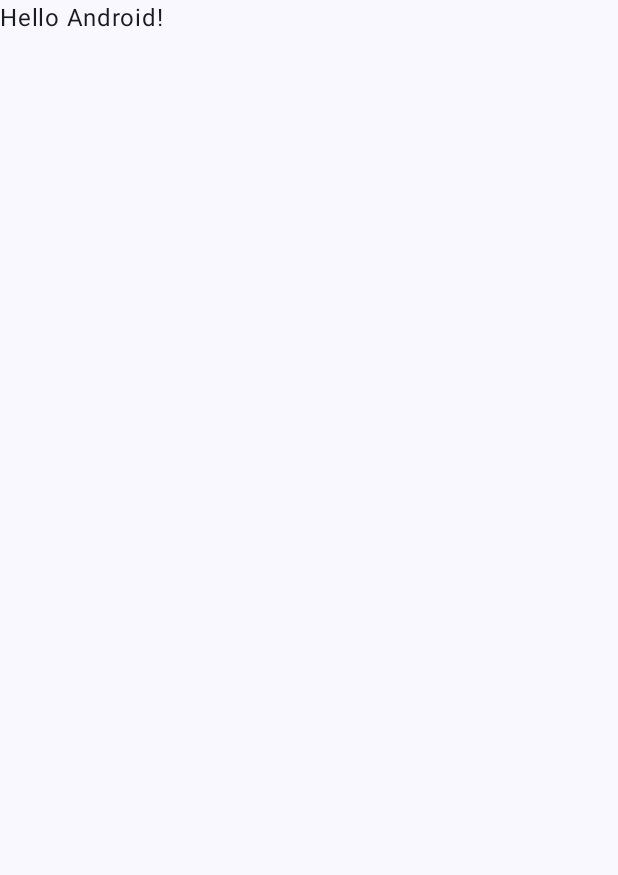
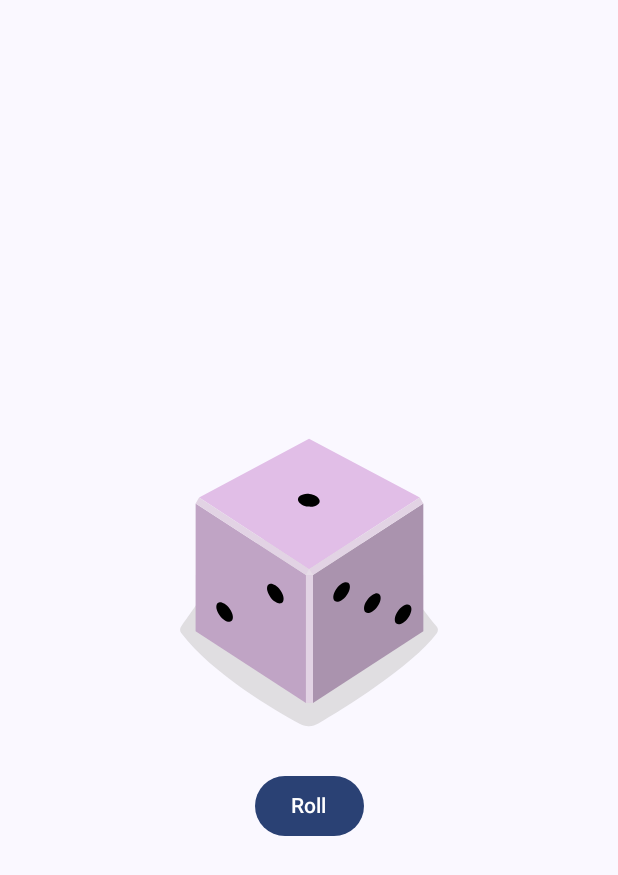
Before and after one commit to HetRed31/mobile, an Android app built with Jetpack Compose: the screen it shows after launch (MainActivity), on a phone screen of 412 x 824 dp. Before the commit the part shown is almost empty. Shown: the top 875 px of the screen. Run offline under Robolectric (Android 15) with nearby library versions, the phone set to English and light mode, and no system bars.

Commit message:
5_1 complete

```diff
--- a/dice_roller_5_1/src/main/java/com/example/dice_roller_5_1/MainActivity.kt
+++ b/dice_roller_5_1/src/main/java/com/example/dice_roller_5_1/MainActivity.kt
@@ -4,12 +4,23 @@ import android.os.Bundle
 import androidx.activity.ComponentActivity
 import androidx.activity.compose.setContent
 import androidx.activity.enableEdgeToEdge
+import androidx.compose.foundation.Image
+import androidx.compose.foundation.layout.Column
 import androidx.compose.foundation.layout.fillMaxSize
-import androidx.compose.foundation.layout.padding
-import androidx.compose.material3.Scaffold
+import androidx.compose.foundation.layout.wrapContentSize
+import androidx.compose.material3.Button
+import androidx.compose.material3.MaterialTheme
+import androidx.compose.material3.Surface
 import androidx.compose.material3.Text
 import androidx.compose.runtime.Composable
+import androidx.compose.runtime.getValue
+import androidx.compose.runtime.mutableIntStateOf
+import androidx.compose.runtime.remember
+import androidx.compose.runtime.setValue
+import androidx.compose.ui.Alignment
 import androidx.compose.ui.Modifier
+import androidx.compose.ui.res.painterResource
+import androidx.compose.ui.res.stringResource
 import androidx.compose.ui.tooling.preview.Preview
 import com.example.dice_roller_5_1.ui.theme.Lab4Theme
 
@@ -19,29 +30,50 @@ class MainActivity : ComponentActivity() {
         enableEdgeToEdge()
         setContent {
             Lab4Theme {
-                Scaffold(modifier = Modifier.fillMaxSize()) { innerPadding ->
-                    Greeting(
-                        name = "Android",
-                        modifier = Modifier.padding(innerPadding)
-                    )
+                Surface(
+                    modifier = Modifier.fillMaxSize(),
+                    color = MaterialTheme.colorScheme.background
+                ) {
+                    DiceRollerApp()
                 }
+
             }
         }
     }
 }
 
+
+@Preview
 @Composable
-fun Greeting(name: String, modifier: Modifier = Modifier) {
-    Text(
-        text = "Hello $name!",
-        modifier = modifier
+fun DiceRollerApp() {
+    DiceWithButtonAndImage(modifier = Modifier
+        .fillMaxSize()
+        .wrapContentSize(Alignment.Center)
     )
 }
 
-@Preview(showBackground = true)
 @Composable
-fun GreetingPreview() {
-    Lab4Theme {
-        Greeting("Android")
+fun DiceWithButtonAndImage(modifier: Modifier = Modifier) {
+    var result by remember { mutableIntStateOf( 1) }
+    val imageResource = when(result) {
+        1 -> R.drawable.dice_1
+        2 -> R.drawable.dice_2
+        3 -> R.drawable.dice_3
+        4 -> R.drawable.dice_4
+        5 -> R.drawable.dice_5
+        else -> R.drawable.dice_6
     }
+    Column(
+        modifier = modifier,
+        horizontalAlignment = Alignment.CenterHorizontally
+    ) {
+        Image(
+            painter = painterResource(imageResource),
+            contentDescription = result.toString()
+        )
+        Button(onClick = { result = (1..6).random() }) {
+            Text(stringResource(R.string.roll))
+        }
+    }
+
 }
--- /dev/null
+++ b/dice_roller_5_1/src/main/res/drawable/dice_1.xml
@@ -0,0 +1,66 @@
+<!--
+  ~ Copyright 2022, The Android Open Source Project
+  ~
+  ~ Licensed under the Apache License, Version 2.0 (the "License");
+  ~ you may not use this file except in compliance with the License.
+  ~ You may obtain a copy of the License at
+  ~
+  ~     http://www.apache.org/licenses/LICENSE-2.0
+  ~
+  ~ Unless required by applicable law or agreed to in writing, software
+  ~ distributed under the License is distributed on an "AS IS" BASIS,
+  ~ WITHOUT WARRANTIES OR CONDITIONS OF ANY KIND, either express or implied.
+  ~ See the License for the specific language governing permissions and
+  ~ limitations under the License.
+  -->
+
+<vector xmlns:android="http://schemas.android.com/apk/res/android"
+    android:width="200dp"
+    android:height="250dp"
+    android:viewportWidth="800"
+    android:viewportHeight="1000">
+    <path
+        android:fillAlpha="0.5"
+        android:fillColor="#C5C4C4"
+        android:pathData="M740.8,635.42c-68.27,90.47 -249.77,201.76 -316,240.63a50.7,50.7 0,0 1,-49.93 0.81c-64.19,-35 -234.09,-133.88 -315.65,-242a14.69,14.69 0,0 1,-0.12 -17.49c77.58,-106.29 159.67,-258.89 341.06,-258.89 182,0 242.19,139.08 340.27,258.88A14.62,14.62 0,0 1,740.8 635.42Z"
+        android:strokeAlpha="0.5" />
+    <path
+        android:fillColor="#AA93AE"
+        android:pathData="M704.9,630l-294.29,191.06l0,-340.85l294.29,-191.06l0,340.85z" />
+    <path
+        android:fillColor="#C0A4C5"
+        android:pathData="M97.59,630l294.29,191.06l0,-340.85l-294.29,-191.06l0,340.85z" />
+    <path
+        android:fillColor="#E1BEE7"
+        android:pathData="M400.14,464.73l-293.19,-191.45l293.19,-156.31l295.39,156.31l-295.39,191.45z" />
+    <path
+        android:fillColor="#E2D3E4"
+        android:pathData="M106.95,273.28l-9.36,15.87l294.29,191.06l8.26,-15.48l-293.19,-191.45z" />
+    <path
+        android:fillColor="#E2D3E4"
+        android:pathData="M695.53,273.28l9.37,15.87l-294.29,191.06l-10.47,-15.48l295.39,-191.45z" />
+    <path
+        android:fillColor="#E2D3E4"
+        android:pathData="M391.88,480.21h18.73v340.85h-18.73z" />
+    <path
+        android:fillColor="#E7DCE8"
+        android:pathData="M400.14,464.73l-8.26,15.48l18.73,0l-10.47,-15.48z" />
+    <path
+        android:fillColor="#000000"
+        android:pathData="M397.45,297.62a16.9,28.71 97.07,1 0,4.16 -33.54a16.9,28.71 97.07,1 0,-4.16 33.54z" />
+    <path
+        android:fillColor="#000000"
+        android:pathData="M297.17,539.02a30.12,16.11 53.82,1 0,26.01 -19.02a30.12,16.11 53.82,1 0,-26.01 19.02z" />
+    <path
+        android:fillColor="#000000"
+        android:pathData="M161.96,588.24a30.12,16.11 53.82,1 0,26.01 -19.02a30.12,16.11 53.82,1 0,-26.01 19.02z" />
+    <path
+        android:fillColor="#000000"
+        android:pathData="M551.15,579.45a30.12,16.11 126.18,1 0,35.56 -48.62a30.12,16.11 126.18,1 0,-35.56 48.62z" />
+    <path
+        android:fillColor="#000000"
+        android:pathData="M469.12,549.58a30.12,16.11 126.18,1 0,35.56 -48.62a30.12,16.11 126.18,1 0,-35.56 48.62z" />
+    <path
+        android:fillColor="#000000"
+        android:pathData="M633.17,609.29a30.12,16.11 126.18,1 0,35.56 -48.62a30.12,16.11 126.18,1 0,-35.56 48.62z" />
+</vector>
--- /dev/null
+++ b/dice_roller_5_1/src/main/res/drawable/dice_2.xml
@@ -0,0 +1,66 @@
+<!--
+  ~ Copyright 2022, The Android Open Source Project
+  ~
+  ~ Licensed under the Apache License, Version 2.0 (the "License");
+  ~ you may not use this file except in compliance with the License.
+  ~ You may obtain a copy of the License at
+  ~
+  ~     http://www.apache.org/licenses/LICENSE-2.0
+  ~
+  ~ Unless required by applicable law or agreed to in writing, software
+  ~ distributed under the License is distributed on an "AS IS" BASIS,
+  ~ WITHOUT WARRANTIES OR CONDITIONS OF ANY KIND, either express or implied.
+  ~ See the License for the specific language governing permissions and
+  ~ limitations under the License.
+  -->
+
+<vector xmlns:android="http://schemas.android.com/apk/res/android"
+    android:width="200dp"
+    android:height="250dp"
+    android:viewportWidth="800"
+    android:viewportHeight="1000">
+    <path
+        android:fillAlpha="0.5"
+        android:fillColor="#C5C4C4"
+        android:pathData="M740.8,635.42c-68.27,90.47 -249.77,201.76 -316,240.63a50.7,50.7 0,0 1,-49.93 0.81c-64.19,-35 -234.09,-133.88 -315.65,-242a14.69,14.69 0,0 1,-0.12 -17.49c77.58,-106.29 159.67,-258.89 341.06,-258.89 182,0 242.19,139.08 340.27,258.88A14.62,14.62 0,0 1,740.8 635.42Z"
+        android:strokeAlpha="0.5" />
+    <path
+        android:fillColor="#AA93AE"
+        android:pathData="M704.9,630l-294.29,191.06l0,-340.85l294.29,-191.06l0,340.85z" />
+    <path
+        android:fillColor="#C0A4C5"
+        android:pathData="M97.59,630l294.29,191.06l0,-340.85l-294.29,-191.06l0,340.85z" />
+    <path
+        android:fillColor="#E1BEE7"
+        android:pathData="M400.14,464.73l-293.19,-191.45l293.19,-156.31l295.39,156.31l-295.39,191.45z" />
+    <path
+        android:fillColor="#E2D3E4"
+        android:pathData="M106.95,273.28l-9.36,15.87l294.29,191.06l8.26,-15.48l-293.19,-191.45z" />
+    <path
+        android:fillColor="#E2D3E4"
+        android:pathData="M695.53,273.28l9.37,15.87l-294.29,191.06l-10.47,-15.48l295.39,-191.45z" />
+    <path
+        android:fillColor="#E2D3E4"
+        android:pathData="M391.88,480.21h18.73v340.85h-18.73z" />
+    <path
+        android:fillColor="#E7DCE8"
+        android:pathData="M400.14,464.73l-8.26,15.48l18.73,0l-10.47,-15.48z" />
+    <path
+        android:fillColor="#000000"
+        android:pathData="M520.85,303.25a16.9,28.71 97.07,1 0,4.16 -33.54a16.9,28.71 97.07,1 0,-4.16 33.54z" />
+    <path
+        android:fillColor="#000000"
+        android:pathData="M273.33,291.99a16.9,28.71 97.07,1 0,4.16 -33.54a16.9,28.71 97.07,1 0,-4.16 33.54z" />
+    <path
+        android:fillColor="#000000"
+        android:pathData="M229.56,563.64a30.12,16.11 53.82,1 0,26.01 -19.02a30.12,16.11 53.82,1 0,-26.01 19.02z" />
+    <path
+        android:fillColor="#000000"
+        android:pathData="M311.58,533.77a30.12,16.11 53.82,1 0,26.01 -19.02a30.12,16.11 53.82,1 0,-26.01 19.02z" />
+    <path
+        android:fillColor="#000000"
+        android:pathData="M147.54,593.49a30.12,16.11 53.82,1 0,26.01 -19.02a30.12,16.11 53.82,1 0,-26.01 19.02z" />
+    <path
+        android:fillColor="#000000"
+        android:pathData="M551.15,579.45a30.12,16.11 126.18,1 0,35.56 -48.62a30.12,16.11 126.18,1 0,-35.56 48.62z" />
+</vector>
--- /dev/null
+++ b/dice_roller_5_1/src/main/res/drawable/dice_3.xml
@@ -0,0 +1,66 @@
+<!--
+  ~ Copyright 2022, The Android Open Source Project
+  ~
+  ~ Licensed under the Apache License, Version 2.0 (the "License");
+  ~ you may not use this file except in compliance with the License.
+  ~ You may obtain a copy of the License at
+  ~
+  ~     http://www.apache.org/licenses/LICENSE-2.0
+  ~
+  ~ Unless required by applicable law or agreed to in writing, software
+  ~ distributed under the License is distributed on an "AS IS" BASIS,
+  ~ WITHOUT WARRANTIES OR CONDITIONS OF ANY KIND, either express or implied.
+  ~ See the License for the specific language governing permissions and
+  ~ limitations under the License.
+  -->
+
+<vector xmlns:android="http://schemas.android.com/apk/res/android"
+    android:width="200dp"
+    android:height="250dp"
+    android:viewportWidth="800"
+    android:viewportHeight="1000">
+    <path
+        android:fillAlpha="0.5"
+        android:fillColor="#C5C4C4"
+        android:pathData="M740.8,635.42c-68.27,90.47 -249.77,201.76 -316,240.63a50.7,50.7 0,0 1,-49.93 0.81c-64.19,-35 -234.09,-133.88 -315.65,-242a14.69,14.69 0,0 1,-0.12 -17.49c77.58,-106.29 159.67,-258.89 341.06,-258.89 182,0 242.19,139.08 340.27,258.88A14.62,14.62 0,0 1,740.8 635.42Z"
+        android:strokeAlpha="0.5" />
+    <path
+        android:fillColor="#AA93AE"
+        android:pathData="M704.9,630l-294.29,191.06l0,-340.85l294.29,-191.06l0,340.85z" />
+    <path
+        android:fillColor="#C0A4C5"
+        android:pathData="M97.59,630l294.29,191.06l0,-340.85l-294.29,-191.06l0,340.85z" />
+    <path
+        android:fillColor="#E1BEE7"
+        android:pathData="M400.14,464.73l-293.19,-191.45l293.19,-156.31l295.39,156.31l-295.39,191.45z" />
+    <path
+        android:fillColor="#E2D3E4"
+        android:pathData="M106.95,273.28l-9.36,15.87l294.29,191.06l8.26,-15.48l-293.19,-191.45z" />
+    <path
+        android:fillColor="#E2D3E4"
+        android:pathData="M695.53,273.28l9.37,15.87l-294.29,191.06l-10.47,-15.48l295.39,-191.45z" />
+    <path
+        android:fillColor="#E2D3E4"
+        android:pathData="M391.88,480.21h18.73v340.85h-18.73z" />
+    <path
+        android:fillColor="#E7DCE8"
+        android:pathData="M400.14,464.73l-8.26,15.48l18.73,0l-10.47,-15.48z" />
+    <path
+        android:fillColor="#000000"
+        android:pathData="M398.11,297.62a16.9,28.71 97.07,1 0,4.16 -33.54a16.9,28.71 97.07,1 0,-4.16 33.54z" />
+    <path
+        android:fillColor="#000000"
+        android:pathData="M548.27,304.46a16.9,28.71 97.07,1 0,4.16 -33.54a16.9,28.71 97.07,1 0,-4.16 33.54z" />
+    <path
+        android:fillColor="#000000"
+        android:pathData="M247.95,290.79a16.9,28.71 97.07,1 0,4.16 -33.54a16.9,28.71 97.07,1 0,-4.16 33.54z" />
+    <path
+        android:fillColor="#000000"
+        android:pathData="M229.56,563.64a30.12,16.11 53.82,1 0,26.01 -19.02a30.12,16.11 53.82,1 0,-26.01 19.02z" />
+    <path
+        android:fillColor="#000000"
+        android:pathData="M483.54,554.83a30.12,16.11 126.18,1 0,35.56 -48.62a30.12,16.11 126.18,1 0,-35.56 48.62z" />
+    <path
+        android:fillColor="#000000"
+        android:pathData="M618.75,604.04a30.12,16.11 126.18,1 0,35.56 -48.62a30.12,16.11 126.18,1 0,-35.56 48.62z" />
+</vector>
--- /dev/null
+++ b/dice_roller_5_1/src/main/res/drawable/dice_4.xml
@@ -0,0 +1,69 @@
+<!--
+  ~ Copyright 2022, The Android Open Source Project
+  ~
+  ~ Licensed under the Apache License, Version 2.0 (the "License");
+  ~ you may not use this file except in compliance with the License.
+  ~ You may obtain a copy of the License at
+  ~
+  ~     http://www.apache.org/licenses/LICENSE-2.0
+  ~
+  ~ Unless required by applicable law or agreed to in writing, software
+  ~ distributed under the License is distributed on an "AS IS" BASIS,
+  ~ WITHOUT WARRANTIES OR CONDITIONS OF ANY KIND, either express or implied.
+  ~ See the License for the specific language governing permissions and
+  ~ limitations under the License.
+  -->
+
+<vector xmlns:android="http://schemas.android.com/apk/res/android"
+    android:width="200dp"
+    android:height="250dp"
+    android:viewportWidth="800"
+    android:viewportHeight="1000">
+    <path
+        android:fillAlpha="0.5"
+        android:fillColor="#C5C4C4"
+        android:pathData="M740.8,635.42c-68.27,90.47 -249.77,201.76 -316,240.63a50.7,50.7 0,0 1,-49.93 0.81c-64.19,-35 -234.09,-133.88 -315.65,-242a14.69,14.69 0,0 1,-0.12 -17.49c77.58,-106.29 159.67,-258.89 341.06,-258.89 182,0 242.19,139.08 340.27,258.88A14.62,14.62 0,0 1,740.8 635.42Z"
+        android:strokeAlpha="0.5" />
+    <path
+        android:fillColor="#AA93AE"
+        android:pathData="M704.9,630l-294.29,191.06l0,-340.85l294.29,-191.06l0,340.85z" />
+    <path
+        android:fillColor="#C0A4C5"
+        android:pathData="M97.59,630l294.29,191.06l0,-340.85l-294.29,-191.06l0,340.85z" />
+    <path
+        android:fillColor="#E1BEE7"
+        android:pathData="M400.14,464.73l-293.19,-191.45l293.19,-156.31l295.39,156.31l-295.39,191.45z" />
+    <path
+        android:fillColor="#E2D3E4"
+        android:pathData="M106.95,273.28l-9.36,15.87l294.29,191.06l8.26,-15.48l-293.19,-191.45z" />
+    <path
+        android:fillColor="#E2D3E4"
+        android:pathData="M695.53,273.28l9.37,15.87l-294.29,191.06l-10.47,-15.48l295.39,-191.45z" />
+    <path
+        android:fillColor="#E2D3E4"
+        android:pathData="M391.88,480.21h18.73v340.85h-18.73z" />
+    <path
+        android:fillColor="#E7DCE8"
+        android:pathData="M400.14,464.73l-8.26,15.48l18.73,0l-10.47,-15.48z" />
+    <path
+        android:fillColor="#000000"
+        android:pathData="M530.08,303.65a16.9,28.71 97.07,1 0,4.16 -33.54a16.9,28.71 97.07,1 0,-4.16 33.54z" />
+    <path
+        android:fillColor="#000000"
+        android:pathData="M389.68,218.17a16.9,28.71 97.07,1 0,4.16 -33.54a16.9,28.71 97.07,1 0,-4.16 33.54z" />
+    <path
+        android:fillColor="#000000"
+        android:pathData="M405.35,377.09a16.9,28.71 97.07,1 0,4.16 -33.54a16.9,28.71 97.07,1 0,-4.16 33.54z" />
+    <path
+        android:fillColor="#000000"
+        android:pathData="M264.95,291.6a16.9,28.71 97.07,1 0,4.16 -33.54a16.9,28.71 97.07,1 0,-4.16 33.54z" />
+    <path
+        android:fillColor="#000000"
+        android:pathData="M297.17,541.59a30.12,16.11 53.82,1 0,26.01 -19.02a30.12,16.11 53.82,1 0,-26.01 19.02z" />
+    <path
+        android:fillColor="#000000"
+        android:pathData="M161.96,590.81a30.12,16.11 53.82,1 0,26.01 -19.02a30.12,16.11 53.82,1 0,-26.01 19.02z" />
+    <path
+        android:fillColor="#000000"
+        android:pathData="M551.15,579.45a30.12,16.11 126.18,1 0,35.56 -48.62a30.12,16.11 126.18,1 0,-35.56 48.62z" />
+</vector>
--- /dev/null
+++ b/dice_roller_5_1/src/main/res/drawable/dice_5.xml
@@ -0,0 +1,75 @@
+<!--
+  ~ Copyright 2022, The Android Open Source Project
+  ~
+  ~ Licensed under the Apache License, Version 2.0 (the "License");
+  ~ you may not use this file except in compliance with the License.
+  ~ You may obtain a copy of the License at
+  ~
+  ~     http://www.apache.org/licenses/LICENSE-2.0
+  ~
+  ~ Unless required by applicable law or agreed to in writing, software
+  ~ distributed under the License is distributed on an "AS IS" BASIS,
+  ~ WITHOUT WARRANTIES OR CONDITIONS OF ANY KIND, either express or implied.
+  ~ See the License for the specific language governing permissions and
+  ~ limitations under the License.
+  -->
+
+<vector xmlns:android="http://schemas.android.com/apk/res/android"
+    android:width="200dp"
+    android:height="250dp"
+    android:viewportWidth="800"
+    android:viewportHeight="1000">
+    <path
+        android:fillAlpha="0.5"
+        android:fillColor="#C5C4C4"
+        android:pathData="M740.8,635.42c-68.27,90.47 -249.77,201.76 -316,240.63a50.7,50.7 0,0 1,-49.93 0.81c-64.19,-35 -234.09,-133.88 -315.65,-242a14.69,14.69 0,0 1,-0.12 -17.49c77.58,-106.29 159.67,-258.89 341.06,-258.89 182,0 242.19,139.08 340.27,258.88A14.62,14.62 0,0 1,740.8 635.42Z"
+        android:strokeAlpha="0.5" />
+    <path
+        android:fillColor="#AA93AE"
+        android:pathData="M704.9,630l-294.29,191.06l0,-340.85l294.29,-191.06l0,340.85z" />
+    <path
+        android:fillColor="#C0A4C5"
+        android:pathData="M97.59,630l294.29,191.06l0,-340.85l-294.29,-191.06l0,340.85z" />
+    <path
+        android:fillColor="#E1BEE7"
+        android:pathData="M400.14,464.73l-293.19,-191.45l293.19,-156.31l295.39,156.31l-295.39,191.45z" />
+    <path
+        android:fillColor="#E2D3E4"
+        android:pathData="M106.95,273.28l-9.36,15.87l294.29,191.06l8.26,-15.48l-293.19,-191.45z" />
+    <path
+        android:fillColor="#E2D3E4"
+        android:pathData="M695.53,273.28l9.37,15.87l-294.29,191.06l-10.47,-15.48l295.39,-191.45z" />
+    <path
+        android:fillColor="#E2D3E4"
+        android:pathData="M391.88,480.21h18.73v340.85h-18.73z" />
+    <path
+        android:fillColor="#E7DCE8"
+        android:pathData="M400.14,464.73l-8.26,15.48l18.73,0l-10.47,-15.48z" />
+    <path
+        android:fillColor="#000000"
+        android:pathData="M397.05,297.63a16.9,28.71 97.07,1 0,4.16 -33.54a16.9,28.71 97.07,1 0,-4.16 33.54z" />
+    <path
+        android:fillColor="#000000"
+        android:pathData="M547.21,304.45a16.9,28.71 97.07,1 0,4.16 -33.54a16.9,28.71 97.07,1 0,-4.16 33.54z" />
+    <path
+        android:fillColor="#000000"
+        android:pathData="M388.17,207.62a16.9,28.71 97.07,1 0,4.16 -33.54a16.9,28.71 97.07,1 0,-4.16 33.54z" />
+    <path
+        android:fillColor="#000000"
+        android:pathData="M405.93,387.62a16.9,28.71 97.07,1 0,4.16 -33.54a16.9,28.71 97.07,1 0,-4.16 33.54z" />
+    <path
+        android:fillColor="#000000"
+        android:pathData="M246.89,290.79a16.9,28.71 97.07,1 0,4.16 -33.54a16.9,28.71 97.07,1 0,-4.16 33.54z" />
+    <path
+        android:fillColor="#000000"
+        android:pathData="M229.56,563.64a30.12,16.11 53.82,1 0,26.01 -19.02a30.12,16.11 53.82,1 0,-26.01 19.02z" />
+    <path
+        android:fillColor="#000000"
+        android:pathData="M551.15,579.45a30.12,16.11 126.18,1 0,35.56 -48.62a30.12,16.11 126.18,1 0,-35.56 48.62z" />
+    <path
+        android:fillColor="#000000"
+        android:pathData="M469.12,549.58a30.12,16.11 126.18,1 0,35.56 -48.62a30.12,16.11 126.18,1 0,-35.56 48.62z" />
+    <path
+        android:fillColor="#000000"
+        android:pathData="M633.17,609.29a30.12,16.11 126.18,1 0,35.56 -48.62a30.12,16.11 126.18,1 0,-35.56 48.62z" />
+</vector>
--- /dev/null
+++ b/dice_roller_5_1/src/main/res/drawable/dice_6.xml
@@ -0,0 +1,81 @@
+<!--
+  ~ Copyright 2022, The Android Open Source Project
+  ~
+  ~ Licensed under the Apache License, Version 2.0 (the "License");
+  ~ you may not use this file except in compliance with the License.
+  ~ You may obtain a copy of the License at
+  ~
+  ~     http://www.apache.org/licenses/LICENSE-2.0
+  ~
+  ~ Unless required by applicable law or agreed to in writing, software
+  ~ distributed under the License is distributed on an "AS IS" BASIS,
+  ~ WITHOUT WARRANTIES OR CONDITIONS OF ANY KIND, either express or implied.
+  ~ See the License for the specific language governing permissions and
+  ~ limitations under the License.
+  -->
+
+<vector xmlns:android="http://schemas.android.com/apk/res/android"
+    android:width="200dp"
+    android:height="250dp"
+    android:viewportWidth="800"
+    android:viewportHeight="1000">
+    <path
+        android:fillAlpha="0.5"
+        android:fillColor="#C5C4C4"
+        android:pathData="M740.8,635.42c-68.27,90.47 -249.77,201.76 -316,240.63a50.7,50.7 0,0 1,-49.93 0.81c-64.19,-35 -234.09,-133.88 -315.65,-242a14.69,14.69 0,0 1,-0.12 -17.49c77.58,-106.29 159.67,-258.89 341.06,-258.89 182,0 242.19,139.08 340.27,258.88A14.62,14.62 0,0 1,740.8 635.42Z"
+        android:strokeAlpha="0.5" />
+    <path
+        android:fillColor="#AA93AE"
+        android:pathData="M704.9,630l-294.29,191.06l0,-340.85l294.29,-191.06l0,340.85z" />
+    <path
+        android:fillColor="#C0A4C5"
+        android:pathData="M97.59,630l294.29,191.06l0,-340.85l-294.29,-191.06l0,340.85z" />
+    <path
+        android:fillColor="#E1BEE7"
+        android:pathData="M400.14,464.73l-293.19,-191.45l293.19,-156.31l295.39,156.31l-295.39,191.45z" />
+    <path
+        android:fillColor="#E2D3E4"
+        android:pathData="M106.95,273.28l-9.36,15.87l294.29,191.06l8.26,-15.48l-293.19,-191.45z" />
+    <path
+        android:fillColor="#E2D3E4"
+        android:pathData="M695.53,273.28l9.37,15.87l-294.29,191.06l-10.47,-15.48l295.39,-191.45z" />
+    <path
+        android:fillColor="#E2D3E4"
+        android:pathData="M391.88,480.21h18.73v340.85h-18.73z" />
+    <path
+        android:fillColor="#E7DCE8"
+        android:pathData="M400.14,464.73l-8.26,15.48l18.73,0l-10.47,-15.48z" />
+    <path
+        android:fillColor="#000000"
+        android:pathData="M326.53,254.89a16.9,28.71 97.07,1 0,4.16 -33.54a16.9,28.71 97.07,1 0,-4.16 33.54z" />
+    <path
+        android:fillColor="#000000"
+        android:pathData="M537.57,298.78a16.9,28.71 97.07,1 0,4.16 -33.54a16.9,28.71 97.07,1 0,-4.16 33.54z" />
+    <path
+        android:fillColor="#000000"
+        android:pathData="M397.17,213.3a16.9,28.71 97.07,1 0,4.16 -33.54a16.9,28.71 97.07,1 0,-4.16 33.54z" />
+    <path
+        android:fillColor="#000000"
+        android:pathData="M396.31,381.95a16.9,28.71 97.07,1 0,4.16 -33.54a16.9,28.71 97.07,1 0,-4.16 33.54z" />
+    <path
+        android:fillColor="#000000"
+        android:pathData="M255.91,296.47a16.9,28.71 97.07,1 0,4.16 -33.54a16.9,28.71 97.07,1 0,-4.16 33.54z" />
+    <path
+        android:fillColor="#000000"
+        android:pathData="M466.93,340.37a16.9,28.71 97.07,1 0,4.16 -33.54a16.9,28.71 97.07,1 0,-4.16 33.54z" />
+    <path
+        android:fillColor="#000000"
+        android:pathData="M230,563.64a30.12,16.11 53.82,1 0,26.01 -19.02a30.12,16.11 53.82,1 0,-26.01 19.02z" />
+    <path
+        android:fillColor="#000000"
+        android:pathData="M312.02,533.78a30.12,16.11 53.82,1 0,26.01 -19.02a30.12,16.11 53.82,1 0,-26.01 19.02z" />
+    <path
+        android:fillColor="#000000"
+        android:pathData="M147.96,593.48a30.12,16.11 53.82,1 0,26.01 -19.02a30.12,16.11 53.82,1 0,-26.01 19.02z" />
+    <path
+        android:fillColor="#000000"
+        android:pathData="M483.54,554.83a30.12,16.11 126.18,1 0,35.56 -48.62a30.12,16.11 126.18,1 0,-35.56 48.62z" />
+    <path
+        android:fillColor="#000000"
+        android:pathData="M618.75,604.04a30.12,16.11 126.18,1 0,35.56 -48.62a30.12,16.11 126.18,1 0,-35.56 48.62z" />
+</vector>
--- a/dice_roller_5_1/src/main/res/values/strings.xml
+++ b/dice_roller_5_1/src/main/res/values/strings.xml
@@ -1,3 +1,4 @@
 <resources>
     <string name="app_name">Dice_Roller_5_1</string>
+    <string name="roll">Roll</string>
 </resources>
```
